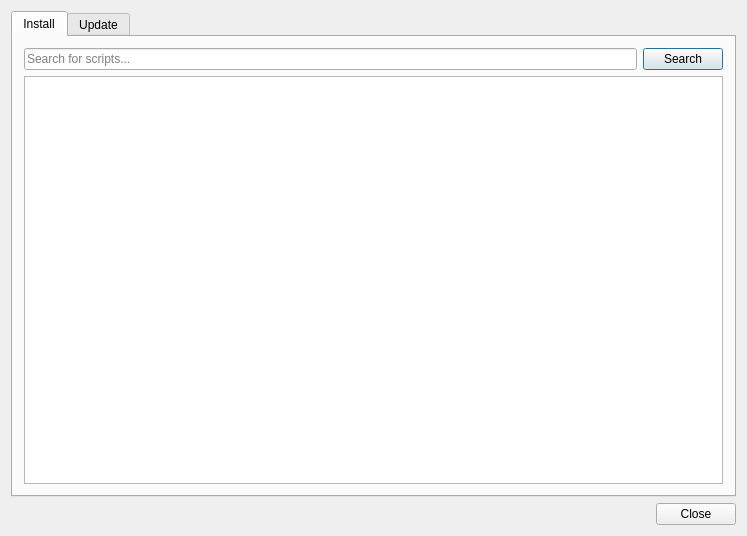
This is botfather/gui/scriptmanager/scriptmanagerdialog.ui in botfatherio/botfather as Qt 5 draws it before an edit. The edited form follows.
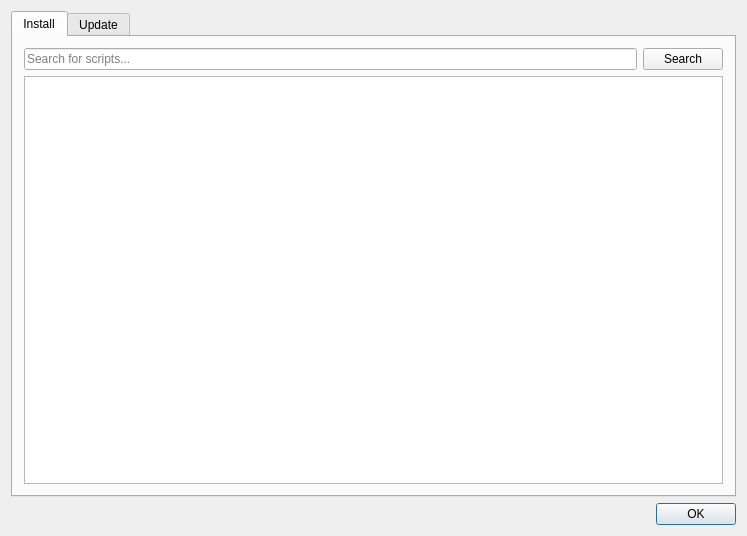
This is the edited form.

Commit message: Replace the script managers close btn with a ok btn

Diff of the .ui file:
```diff
--- a/botfather/gui/scriptmanager/scriptmanagerdialog.ui
+++ b/botfather/gui/scriptmanager/scriptmanagerdialog.ui
@@ -149,7 +149,7 @@
    <item>
     <widget class="QDialogButtonBox" name="buttonBox">
      <property name="standardButtons">
-      <set>QDialogButtonBox::Close</set>
+      <set>QDialogButtonBox::Ok</set>
      </property>
      <property name="centerButtons">
       <bool>false</bool>
```
